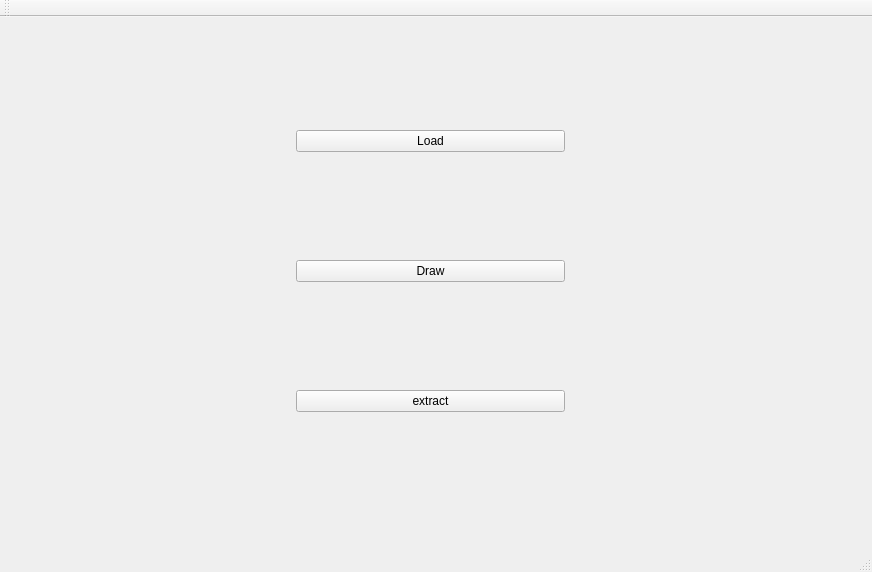
The window that Qt Code/mainwindow.ui (yanik-porto/Seeded-Image-Segmentation) describes before a commit, drawn with Qt 5.
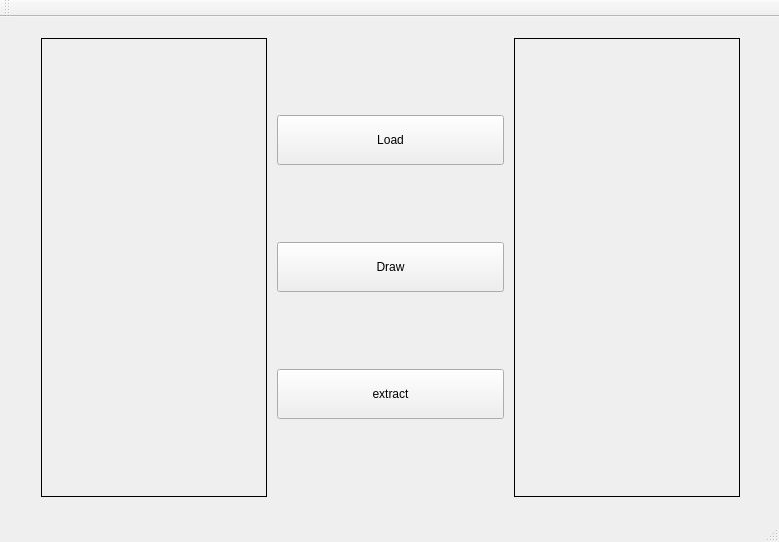
The same window after the commit. Icons and pictures are not drawn. Custom widgets are drawn as their Qt base class.

The edit to the form file:
```diff
--- a/Qt Code/mainwindow.ui
+++ b/Qt Code/mainwindow.ui
@@ -6,8 +6,8 @@
    <rect>
     <x>0</x>
     <y>0</y>
-    <width>872</width>
-    <height>572</height>
+    <width>779</width>
+    <height>542</height>
    </rect>
   </property>
   <property name="windowTitle">
@@ -17,51 +17,145 @@
    <widget class="QWidget" name="">
     <property name="geometry">
      <rect>
-      <x>10</x>
-      <y>0</y>
-      <width>841</width>
-      <height>511</height>
+      <x>30</x>
+      <y>10</y>
+      <width>721</width>
+      <height>481</height>
      </rect>
     </property>
-    <layout class="QGridLayout" name="gridLayout">
-     <item row="0" column="0" rowspan="3">
+    <layout class="QHBoxLayout" name="horizontalLayout">
+     <property name="spacing">
+      <number>10</number>
+     </property>
+     <property name="sizeConstraint">
+      <enum>QLayout::SetMinimumSize</enum>
+     </property>
+     <item>
       <widget class="imgLabel" name="label_image">
+       <property name="sizePolicy">
+        <sizepolicy hsizetype="Minimum" vsizetype="Minimum">
+         <horstretch>0</horstretch>
+         <verstretch>0</verstretch>
+        </sizepolicy>
+       </property>
+       <property name="frameShape">
+        <enum>QFrame::Box</enum>
+       </property>
+       <property name="frameShadow">
+        <enum>QFrame::Plain</enum>
+       </property>
        <property name="text">
         <string/>
        </property>
        <property name="scaledContents">
         <bool>false</bool>
        </property>
+       <property name="wordWrap">
+        <bool>false</bool>
+       </property>
       </widget>
      </item>
-     <item row="0" column="1">
-      <widget class="QPushButton" name="pushButton_load">
-       <property name="text">
-        <string>Load</string>
+     <item>
+      <layout class="QVBoxLayout" name="verticalLayout">
+       <property name="spacing">
+        <number>0</number>
        </property>
-      </widget>
+       <property name="sizeConstraint">
+        <enum>QLayout::SetMinimumSize</enum>
+       </property>
+       <item>
+        <widget class="QPushButton" name="pushButton_load">
+         <property name="sizePolicy">
+          <sizepolicy hsizetype="Minimum" vsizetype="Fixed">
+           <horstretch>0</horstretch>
+           <verstretch>0</verstretch>
+          </sizepolicy>
+         </property>
+         <property name="minimumSize">
+          <size>
+           <width>210</width>
+           <height>50</height>
+          </size>
+         </property>
+         <property name="text">
+          <string>Load</string>
+         </property>
+         <property name="icon">
+          <iconset resource="icons.qrc">
+           <normaloff>:/MyIcons/png/photos13.png</normaloff>:/MyIcons/png/photos13.png</iconset>
+         </property>
+        </widget>
+       </item>
+       <item>
+        <widget class="QPushButton" name="pushButton_draw">
+         <property name="enabled">
+          <bool>true</bool>
+         </property>
+         <property name="sizePolicy">
+          <sizepolicy hsizetype="Minimum" vsizetype="Fixed">
+           <horstretch>0</horstretch>
+           <verstretch>0</verstretch>
+          </sizepolicy>
+         </property>
+         <property name="minimumSize">
+          <size>
+           <width>210</width>
+           <height>50</height>
+          </size>
+         </property>
+         <property name="text">
+          <string>Draw</string>
+         </property>
+         <property name="icon">
+          <iconset resource="icons.qrc">
+           <normaloff>:/MyIcons/png/paint86.png</normaloff>:/MyIcons/png/paint86.png</iconset>
+         </property>
+         <property name="checkable">
+          <bool>true</bool>
+         </property>
+        </widget>
+       </item>
+       <item>
+        <widget class="QPushButton" name="pushButton_extract">
+         <property name="sizePolicy">
+          <sizepolicy hsizetype="Minimum" vsizetype="Fixed">
+           <horstretch>0</horstretch>
+           <verstretch>0</verstretch>
+          </sizepolicy>
+         </property>
+         <property name="minimumSize">
+          <size>
+           <width>210</width>
+           <height>50</height>
+          </size>
+         </property>
+         <property name="text">
+          <string>extract</string>
+         </property>
+         <property name="icon">
+          <iconset resource="icons.qrc">
+           <normaloff>:/MyIcons/png/photo24.png</normaloff>:/MyIcons/png/photo24.png</iconset>
+         </property>
+        </widget>
+       </item>
+      </layout>
      </item>
-     <item row="0" column="2" rowspan="3">
+     <item>
       <widget class="QLabel" name="label_drawing">
+       <property name="sizePolicy">
+        <sizepolicy hsizetype="Minimum" vsizetype="Minimum">
+         <horstretch>0</horstretch>
+         <verstretch>0</verstretch>
+        </sizepolicy>
+       </property>
+       <property name="frameShape">
+        <enum>QFrame::Box</enum>
+       </property>
        <property name="text">
         <string/>
        </property>
       </widget>
      </item>
-     <item row="1" column="1">
-      <widget class="QPushButton" name="pushButton_draw">
-       <property name="text">
-        <string>Draw</string>
-       </property>
-      </widget>
-     </item>
-     <item row="2" column="1">
-      <widget class="QPushButton" name="pushButton_extract">
-       <property name="text">
-        <string>extract</string>
-       </property>
-      </widget>
-     </item>
     </layout>
    </widget>
   </widget>
```
Left out of the diff: 6 changed lines with no effect on the pictures.
